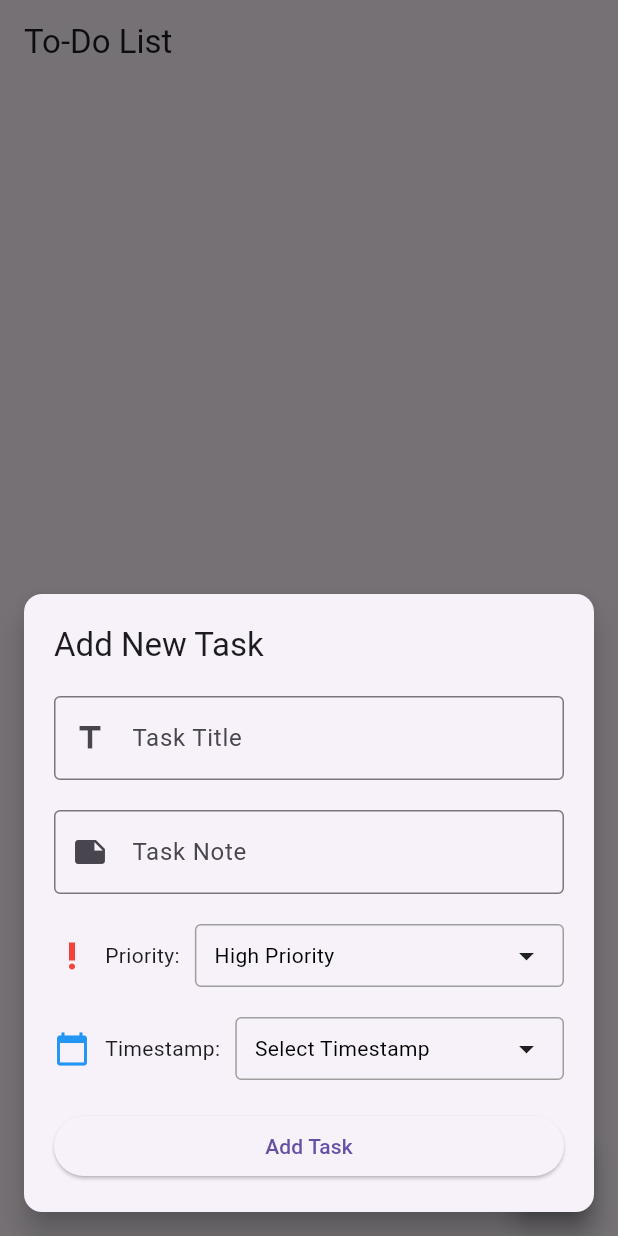
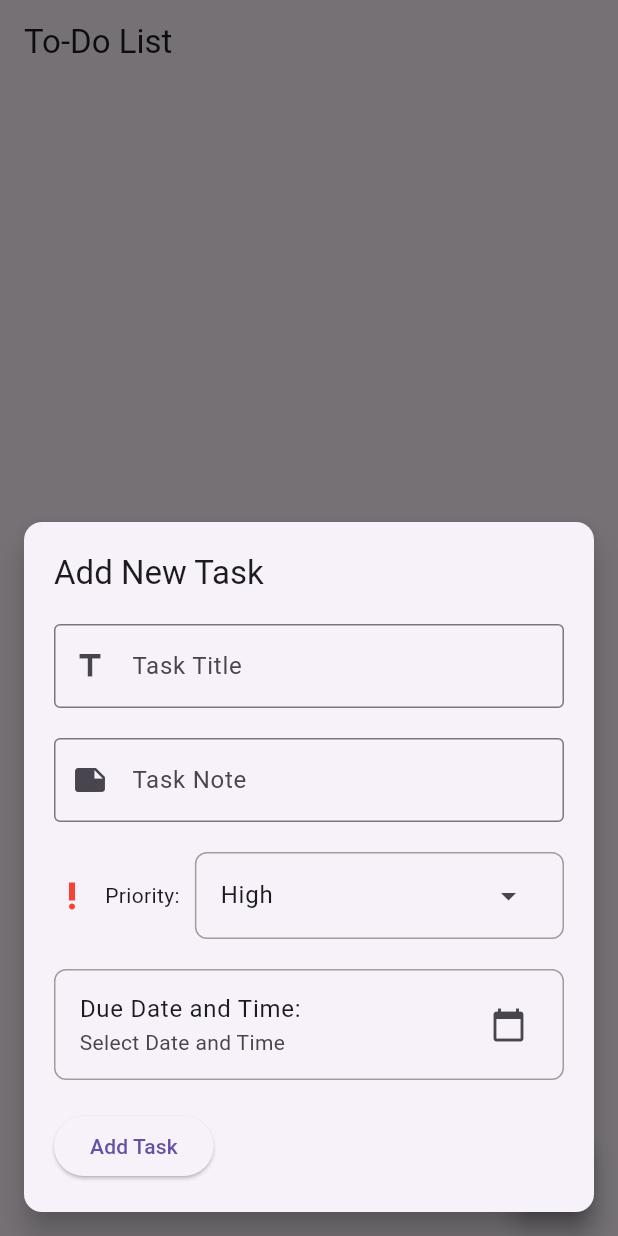
Before and after one commit to CodeRohanDev/To-Do-list-Flutter-App, a Flutter app: the screen it shows after launch, after a tap on the "add" icon, on a phone screen of 412 x 824 dp. Run offline on Flutter 3.47's test engine with Material 3 defaults, Android fonts, the phone set to English and light mode, and no system bars; our stand-ins replace fluttertoast, shared_preferences.

Commit message:
design improved

```diff
--- a/lib/models/task.dart
+++ b/lib/models/task.dart
@@ -1,34 +1,48 @@
-// models/task.dart
 class Task {
-  String title;
-  String note;
-  int priority;
+  final String title;
+  final String note;
+  final int priority;
+  final DateTime? timestamp;
   bool isCompleted;
-  DateTime? timestamp; // Add timestamp field
 
   Task({
     required this.title,
-    this.note = '',
+    required this.note,
     required this.priority,
+    this.timestamp,
     this.isCompleted = false,
-    this.timestamp, // Initialize timestamp field
   });
 
-  Map<String, dynamic> toJson() => {
+  // Method to get the formatted timestamp
+  String getFormattedTimestamp() {
+    if (timestamp == null) return '';
+    final year = timestamp!.year.toString().padLeft(4, '0');
+    final month = timestamp!.month.toString().padLeft(2, '0');
+    final day = timestamp!.day.toString().padLeft(2, '0');
+    final hour = timestamp!.hour.toString().padLeft(2, '0');
+    final minute = timestamp!.minute.toString().padLeft(2, '0');
+
+    return '$year-$month-$day $hour:$minute';
+  }
+
+  Map<String, dynamic> toJson() {
+    return {
       'title': title,
       'note': note,
       'priority': priority,
+      'timestamp': timestamp?.toIso8601String(),
       'isCompleted': isCompleted,
-        'timestamp': timestamp?.toIso8601String(), // Encode timestamp
     };
+  }
 
-  factory Task.fromJson(Map<String, dynamic> json) => Task(
+  factory Task.fromJson(Map<String, dynamic> json) {
+    return Task(
       title: json['title'],
-        note: json['note'] ?? '',
+      note: json['note'],
       priority: json['priority'],
+      timestamp:
+          json['timestamp'] != null ? DateTime.parse(json['timestamp']) : null,
       isCompleted: json['isCompleted'],
-        timestamp: json['timestamp'] != null
-            ? DateTime.parse(json['timestamp']) // Decode timestamp
-            : null,
     );
   }
+}
--- a/lib/screens/home_screen.dart
+++ b/lib/screens/home_screen.dart
@@ -1,10 +1,11 @@
-// ignore_for_file: prefer_const_constructors, prefer_const_literals_to_create_immutables, use_build_context_synchronously, use_key_in_widget_constructors, library_private_types_in_public_api
+// ignore_for_file: prefer_const_literals_to_create_immutables, prefer_const_constructors, unnecessary_string_interpolations, use_build_context_synchronously, use_key_in_widget_constructors, library_private_types_in_public_api
 
 import 'package:flutter/material.dart';
-import 'package:fluttertoast/fluttertoast.dart';
 import 'package:provider/provider.dart';
 import 'package:todo_list/providers/task_provider.dart';
 import 'package:todo_list/widgets/task_list.dart';
+import 'package:fluttertoast/fluttertoast.dart';
+import 'package:intl/intl.dart';
 
 class HomeScreen extends StatefulWidget {
   @override
@@ -17,7 +18,7 @@ class _HomeScreenState extends State<HomeScreen>
   final TextEditingController _noteController = TextEditingController();
   final _formKey = GlobalKey<FormState>();
   int _selectedPriority = 1;
-  DateTime? _selectedTimestamp; // Add this field
+  DateTime? _selectedTimestamp;
   late AnimationController _animationController;
 
   @override
@@ -67,6 +68,9 @@ class _HomeScreenState extends State<HomeScreen>
               child: Card(
                 elevation: 8.0,
                 margin: EdgeInsets.all(16.0),
+                shape: RoundedRectangleBorder(
+                  borderRadius: BorderRadius.circular(12),
+                ),
                 child: Padding(
                   padding: EdgeInsets.all(20.0),
                   child: Form(
@@ -111,6 +115,11 @@ class _HomeScreenState extends State<HomeScreen>
                             Text('Priority:'),
                             SizedBox(width: 10),
                             Expanded(
+                              child: Container(
+                                decoration: BoxDecoration(
+                                  border: Border.all(color: Colors.grey),
+                                  borderRadius: BorderRadius.circular(8),
+                                ),
                                 child: PopupMenuButton<int>(
                                   onSelected: (int value) {
                                     setState(() {
@@ -153,23 +162,10 @@ class _HomeScreenState extends State<HomeScreen>
                                       ),
                                     ),
                                   ],
-                                child: Container(
-                                  padding: EdgeInsets.symmetric(
-                                      vertical: 8.0, horizontal: 12.0),
-                                  decoration: BoxDecoration(
-                                    border: Border.all(color: Colors.grey),
-                                    borderRadius: BorderRadius.circular(4.0),
-                                  ),
-                                  child: Row(
-                                    mainAxisAlignment:
-                                        MainAxisAlignment.spaceBetween,
-                                    children: [
-                                      Text(
-                                        _getPriorityText(_selectedPriority),
-                                        style: TextStyle(color: Colors.black),
-                                      ),
-                                      Icon(Icons.arrow_drop_down),
-                                    ],
+                                  child: ListTile(
+                                    title: Text(
+                                        '${_priorityToString(_selectedPriority)}'),
+                                    trailing: Icon(Icons.arrow_drop_down),
                                   ),
                                 ),
                               ),
@@ -177,105 +173,60 @@ class _HomeScreenState extends State<HomeScreen>
                           ],
                         ),
                         SizedBox(height: 20),
-                        Row(
-                          children: [
-                            Icon(Icons.calendar_today, color: Colors.blue),
-                            SizedBox(width: 10),
-                            Text('Timestamp:'),
-                            SizedBox(width: 10),
-                            Expanded(
-                              child: InkWell(
-                                onTap: () async {
-                                  final selectedDate = await showDatePicker(
-                                    context: context,
-                                    initialDate: DateTime.now(),
-                                    firstDate:
-                                        DateTime.now(), // Disable past dates
-                                    lastDate: DateTime(2101),
-                                  );
-                                  if (selectedDate != null) {
-                                    final selectedTime = await showTimePicker(
-                                      context: context,
-                                      initialTime: TimeOfDay.now(),
-                                    );
-                                    if (selectedTime != null) {
-                                      DateTime selectedDateTime = DateTime(
-                                        selectedDate.year,
-                                        selectedDate.month,
-                                        selectedDate.day,
-                                        selectedTime.hour,
-                                        selectedTime.minute,
-                                      );
-                                      if (selectedDateTime
+                        Container(
+                          decoration: BoxDecoration(
+                            border: Border.all(color: Colors.grey),
+                            borderRadius: BorderRadius.circular(8),
+                          ),
+                          child: ListTile(
+                            title: Text('Due Date and Time:'),
+                            subtitle: Text(
+                              _selectedTimestamp == null
+                                  ? 'Select Date and Time'
+                                  : DateFormat('yyyy-MM-dd – kk:mm')
+                                      .format(_selectedTimestamp!),
+                            ),
+                            trailing: Icon(Icons.calendar_today),
+                            onTap: () => _selectDateTime(context, setState),
+                          ),
+                        ),
+                        SizedBox(height: 20),
+                        ElevatedButton(
+                          onPressed: () {
+                            if (_formKey.currentState!.validate()) {
+                              if (_selectedTimestamp != null &&
+                                  _selectedTimestamp!
                                       .isBefore(DateTime.now())) {
                                 Fluttertoast.showToast(
-                                          msg:
-                                              "You cannot select a past time. Please select again.",
+                                  msg: 'Please select a future date and time',
                                   toastLength: Toast.LENGTH_SHORT,
                                   gravity: ToastGravity.BOTTOM,
-                                          backgroundColor: Colors.black87,
+                                  timeInSecForIosWeb: 1,
+                                  backgroundColor: Colors.red,
                                   textColor: Colors.white,
                                   fontSize: 16.0,
-                                          webBgColor: "#FF0000",
-                                          webPosition: "center",
                                 );
-                                      } else {
-                                        setState(() {
-                                          _selectedTimestamp = selectedDateTime;
-                                        });
+                                return;
                               }
-                                    }
-                                  }
-                                },
-                                child: Container(
-                                  padding: EdgeInsets.symmetric(
-                                      vertical: 8.0, horizontal: 12.0),
-                                  decoration: BoxDecoration(
-                                    border: Border.all(color: Colors.grey),
-                                    borderRadius: BorderRadius.circular(4.0),
-                                  ),
-                                  child: Row(
-                                    mainAxisAlignment:
-                                        MainAxisAlignment.spaceBetween,
-                                    children: [
-                                      Text(
-                                        _selectedTimestamp != null
-                                            ? '${_selectedTimestamp!.toLocal()}'
-                                                .split(' ')[0]
-                                            : 'Select Timestamp',
-                                        style: TextStyle(color: Colors.black),
-                                      ),
-                                      Icon(Icons.arrow_drop_down),
-                                    ],
-                                  ),
-                                ),
-                              ),
-                            ),
-                          ],
-                        ),
-                        SizedBox(height: 20),
-                        SizedBox(
-                          width: double.infinity,
-                          child: ElevatedButton(
-                            onPressed: () {
-                              if (_formKey.currentState!.validate()) {
-                                Provider.of<TaskProvider>(context,
-                                        listen: false)
-                                    .addTask(
+                              final taskProvider = Provider.of<TaskProvider>(
+                                  context,
+                                  listen: false);
+                              taskProvider.addTask(
                                 _taskController.text,
                                 _noteController.text,
                                 _selectedPriority,
                                 _selectedTimestamp,
                               );
+                              Navigator.pop(context);
                               _taskController.clear();
                               _noteController.clear();
-                                _selectedPriority = 1;
-                                _selectedTimestamp = null; // Reset timestamp
-                                Navigator.of(context).pop();
+                              _selectedTimestamp = null;
+                              setState(() {
+                                _selectedPriority = 1; // Default priority
+                              });
                             }
                           },
                           child: Text('Add Task'),
-                          ),
                         ),
                       ],
                     ),
@@ -289,16 +240,43 @@ class _HomeScreenState extends State<HomeScreen>
     );
   }
 
-  String _getPriorityText(int priority) {
+  String _priorityToString(int priority) {
     switch (priority) {
       case 1:
-        return 'High Priority';
+        return 'High';
       case 2:
-        return 'Medium Priority';
+        return 'Medium';
       case 3:
-        return 'Low Priority';
+        return 'Low';
       default:
-        return '';
+        return 'Unknown';
+    }
+  }
+
+  Future<void> _selectDateTime(
+      BuildContext context, StateSetter setState) async {
+    final DateTime? selectedDate = await showDatePicker(
+      context: context,
+      initialDate: DateTime.now(),
+      firstDate: DateTime.now(),
+      lastDate: DateTime(2101),
+    );
+    if (selectedDate != null) {
+      final TimeOfDay? selectedTime = await showTimePicker(
+        context: context,
+        initialTime: TimeOfDay.fromDateTime(DateTime.now()),
+      );
+      if (selectedTime != null) {
+        setState(() {
+          _selectedTimestamp = DateTime(
+            selectedDate.year,
+            selectedDate.month,
+            selectedDate.day,
+            selectedTime.hour,
+            selectedTime.minute,
+          );
+        });
       }
     }
   }
+}
--- a/pubspec.yaml
+++ b/pubspec.yaml
@@ -37,6 +37,8 @@ dependencies:
   provider: ^6.1.2
   shared_preferences: ^2.2.3
   fluttertoast: ^8.2.6
+  intl: ^0.19.0
+  uuid: ^4.4.2
 
 dev_dependencies:
   flutter_test:
```
Also changed, not shown: lib/providers/task_provider.dart (+6 -3 lines), lib/widgets/task_list.dart (+129 -17 lines), pubspec.lock. Lines whose indentation alone changed are shown as unchanged.
